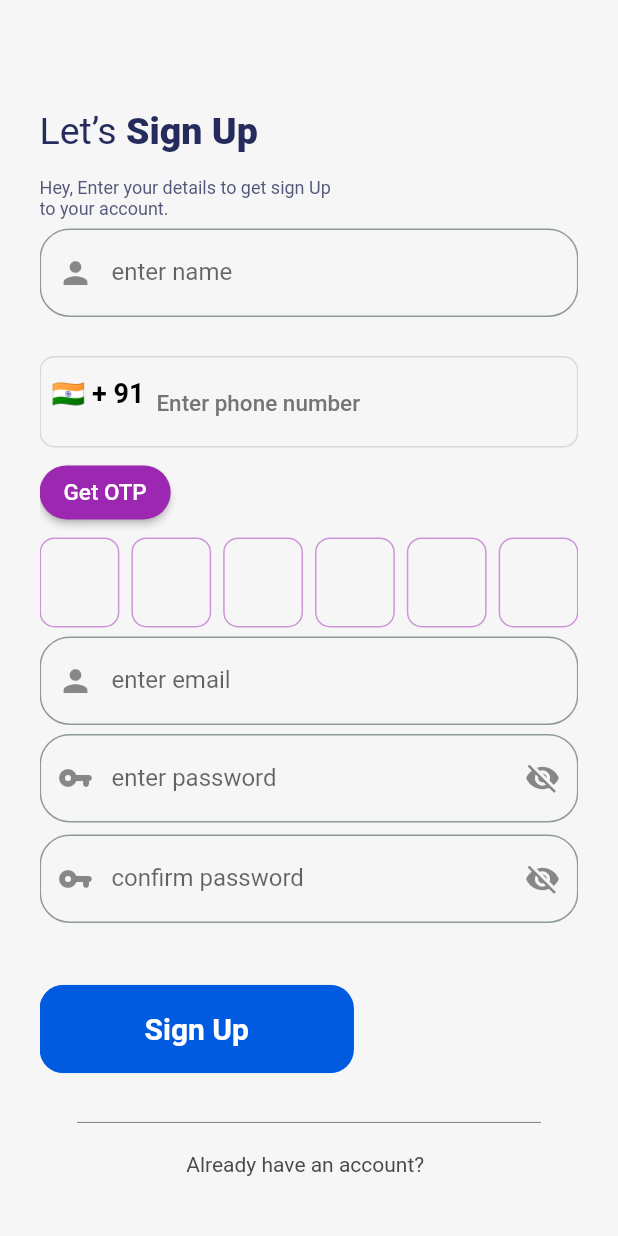
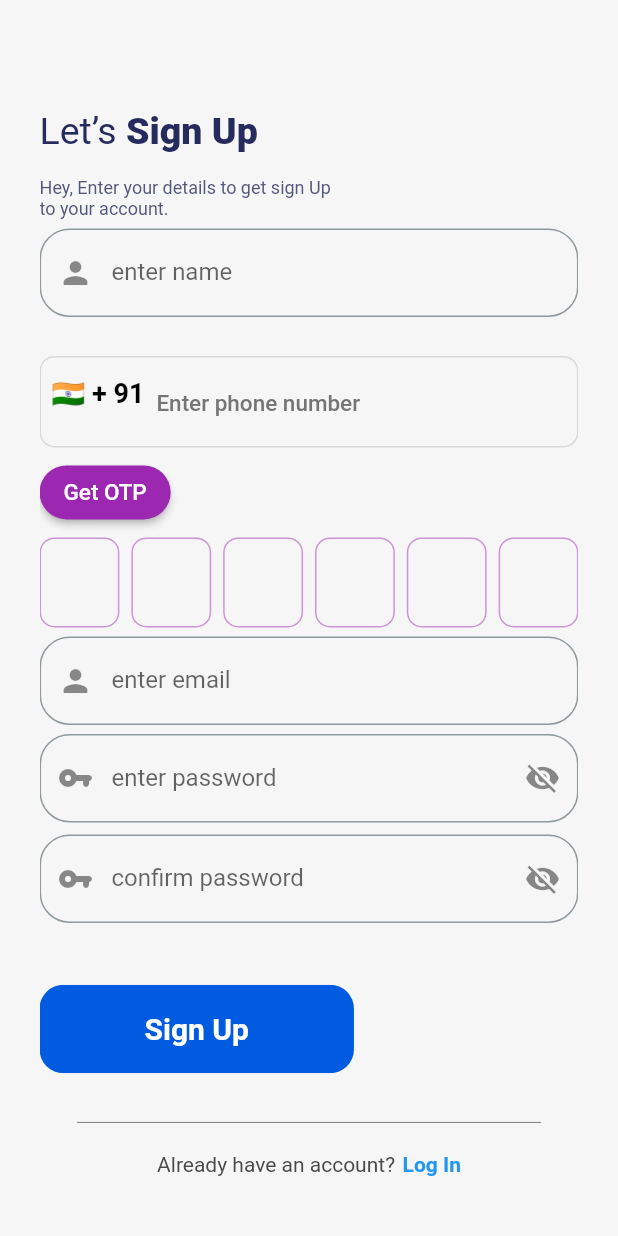
Before and after one commit to shunmuga-raja/infrenchprac, a Flutter app: the RegisterPage screen opened directly, scrolled down 92 dp, on a phone screen of 412 x 824 dp. Run offline on Flutter 3.47's test engine with Material 2 defaults, Android fonts, the phone set to English and light mode, and no system bars; drawn by our look-alikes of pinput; our stand-ins replace cloud_firestore, country_picker, firebase_auth, firebase_core, firebase_storage, shared_preferences; accounts and stored records are empty; network calls fail.

Commit message:
ontap commit

```diff
--- a/lib/main_pages/login_or_registerpage.dart
+++ b/lib/main_pages/login_or_registerpage.dart
@@ -25,9 +25,9 @@ class _LoginOrRegisterPageState extends State<LoginOrRegisterPage> {
         onTap: tooglePage,
       );
     }else{
-      return const RegisterPage(
+      return RegisterPage(
         //onTap: tooglePage,
-        verificationId: 'verificationId',
+        verificationId: 'verificationId', onTap: () {  },
       );
     }
   }
--- a/lib/main_pages/register_page.dart
+++ b/lib/main_pages/register_page.dart
@@ -13,8 +13,9 @@ import 'package:pinput/pinput.dart';
 import 'package:provider/provider.dart';
 
 class RegisterPage extends StatefulWidget {
+  final Function()? onTap;
   final String verificationId;
-  const RegisterPage({super.key, required this.verificationId});
+  const RegisterPage({super.key, required this.verificationId, required this.onTap});
 
   @override
   State<RegisterPage> createState() => _RegisterPage();
@@ -356,22 +357,22 @@ class _RegisterPage extends State<RegisterPage> {
                       //register
                       Row(
                         mainAxisAlignment: MainAxisAlignment.center,
-                        children: const [
-                          Text(
+                        children:  [
+                          const Text(
                             'Already have an account?',
                             style: TextStyle(
                                 color: Color.fromARGB(255, 74, 74, 74)),
                           ),
                           SizedBox(width: 5),
-                          //GestureDetector(
-                            //onTap: widget.onTap,
-                            //child: const Text(
-                             // 'Log In',
-                              //style: TextStyle(
-                                  //color: Colors.blue,
-                                  //fontWeight: FontWeight.bold),
-                            //),
-                         // ),
+                          GestureDetector(
+                            onTap: widget.onTap,
+                            child: const Text(
+                              'Log In',
+                              style: TextStyle(
+                                  color: Colors.blue,
+                                  fontWeight: FontWeight.bold),
+                            ),
+                          ),
                         ],
                       )
                     ],
```
